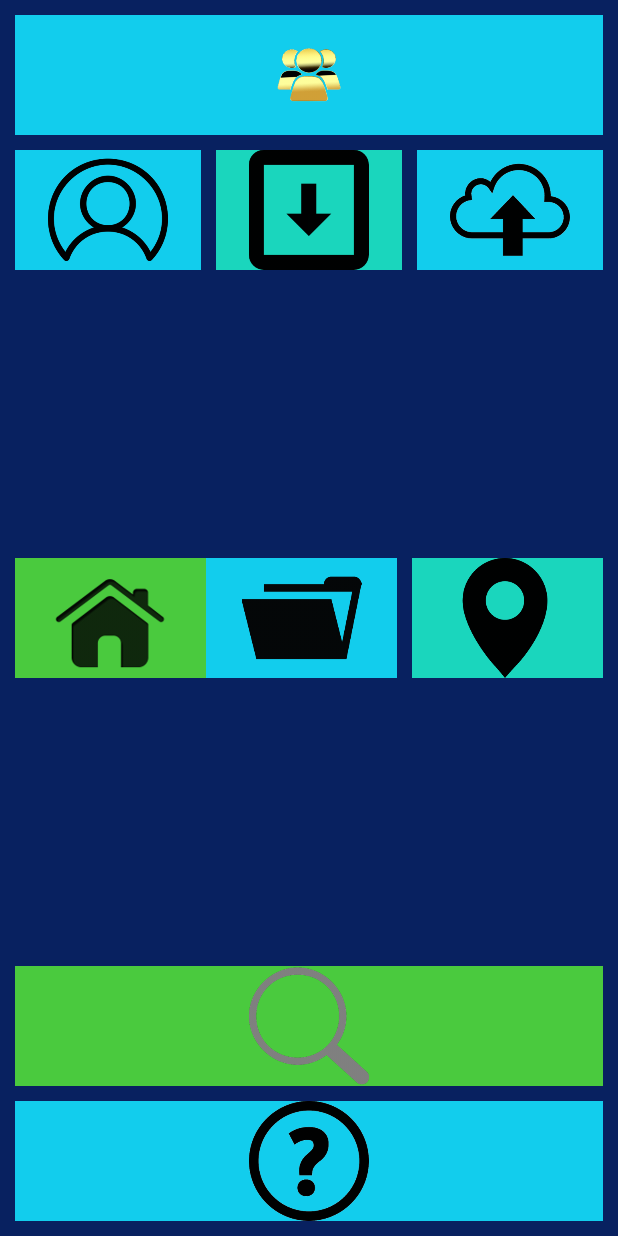
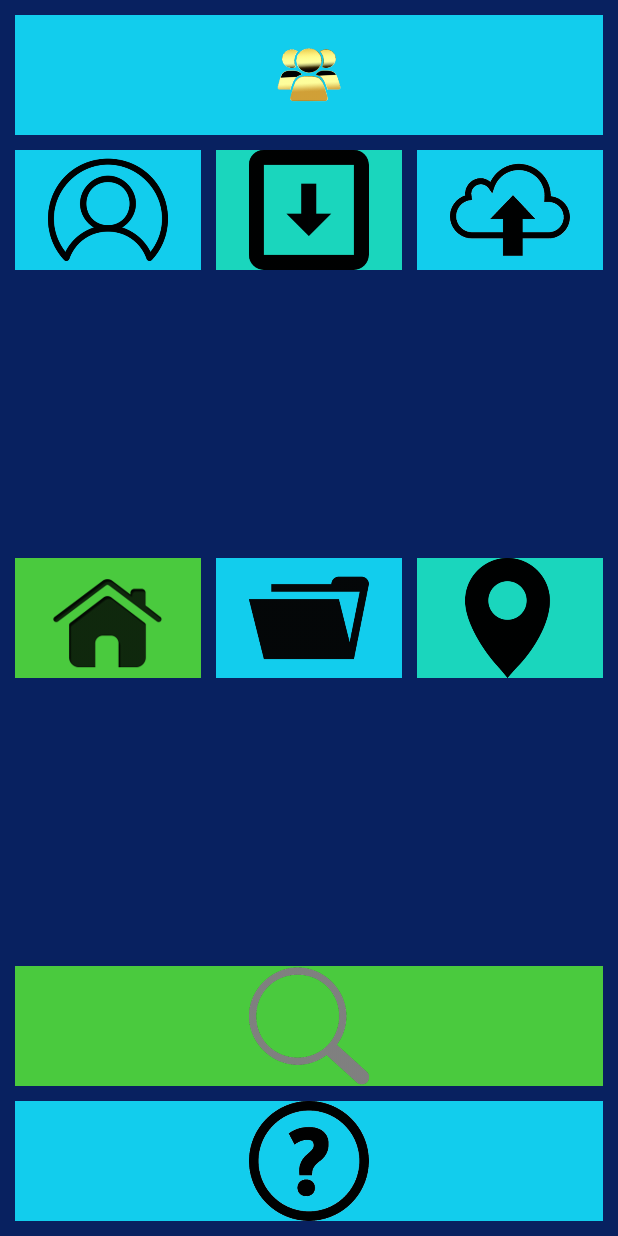
Before and after one commit to 97sameersharma/Android-Test-Basisc, an Android app: the layout icon_interface.xml on its own in the app's theme, with its tools: preview values and no code run, on a phone screen of 412 x 824 dp. Run offline under Robolectric (Android 15) with nearby library versions, the phone set to English and light mode, and no system bars.

```diff
--- a/myapplication3/src/main/res/layout/icon_interface.xml
+++ b/myapplication3/src/main/res/layout/icon_interface.xml
@@ -70,6 +70,7 @@
             android:layout_height="80dp"
             android:background="#4aca3e"
             android:layout_weight="5"
+            android:layout_marginRight="10dp"
             android:layout_gravity="left"/>
 
         <ImageView
```
